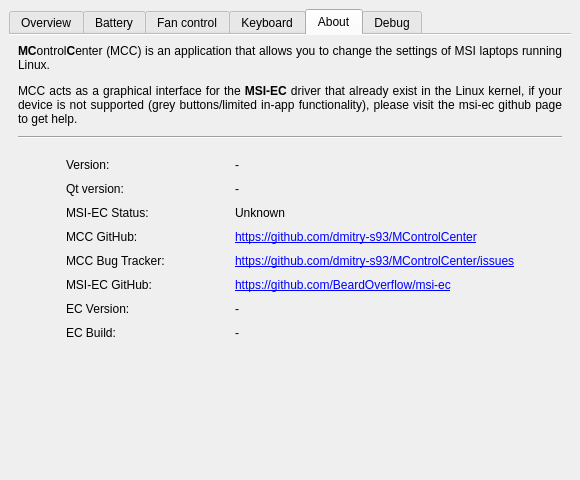
This is src/mainwindow.ui in Zeanon/MControlCenter as Qt 5 draws it before an edit. The edited form follows.
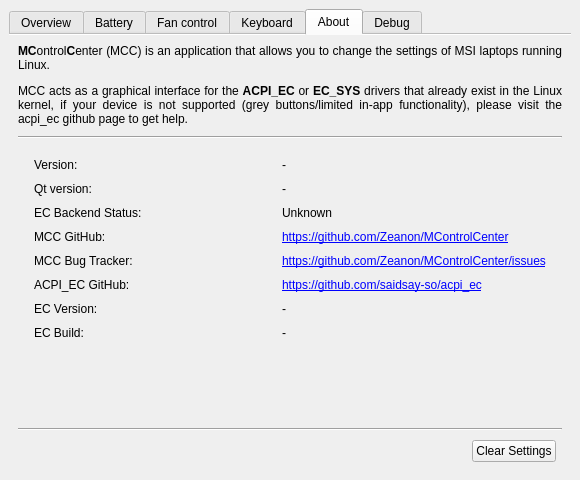
This is the edited form. The open tabs and pages were chosen to show the change. Icons and pictures are not drawn.

Commit message: remove msi-ec backend and add features

What changed in the file:
```diff
--- a/src/mainwindow.ui
+++ b/src/mainwindow.ui
@@ -1824,7 +1824,7 @@
         <item row="0" column="0" colspan="3">
          <widget class="QLabel" name="label_3">
           <property name="text">
-           <string>&lt;html&gt;&lt;head/&gt;&lt;body&gt;&lt;p&gt;&lt;span style=&quot; font-weight:700;&quot;&gt;MC&lt;/span&gt;ontrol&lt;span style=&quot; font-weight:700;&quot;&gt;C&lt;/span&gt;enter (MCC) is an application that allows you to change the settings of MSI laptops running Linux.&lt;/p&gt;&lt;p&gt;MCC acts as a graphical interface for the &lt;span style=&quot; font-weight:700;&quot;&gt;MSI-EC &lt;/span&gt;driver that already exist in the Linux kernel, if your device is not supported (grey buttons/limited in-app functionality), please visit the msi-ec github page to get help.&lt;/p&gt;&lt;/body&gt;&lt;/html&gt;</string>
+           <string>&lt;html&gt;&lt;head/&gt;&lt;body&gt;&lt;p&gt;&lt;span style=&quot; font-weight:700;&quot;&gt;MC&lt;/span&gt;ontrol&lt;span style=&quot; font-weight:700;&quot;&gt;C&lt;/span&gt;enter (MCC) is an application that allows you to change the settings of MSI laptops running Linux.&lt;/p&gt;&lt;p&gt;MCC acts as a graphical interface for the &lt;span style=&quot; font-weight:700;&quot;&gt;ACPI_EC &lt;/span&gt; or &lt;span style=&quot; font-weight:700;&quot;&gt;EC_SYS &lt;/span&gt;drivers that already exist in the Linux kernel, if your device is not supported (grey buttons/limited in-app functionality), please visit the acpi_ec github page to get help.&lt;/p&gt;&lt;/body&gt;&lt;/html&gt;</string>
           </property>
           <property name="alignment">
            <set>Qt::AlignmentFlag::AlignJustify|Qt::AlignmentFlag::AlignVCenter</set>
@@ -1892,16 +1892,16 @@
            </widget>
           </item>
           <item row="1" column="0">
-           <widget class="QLabel" name="label_13">
+           <widget class="QLabel" name="label_14">
             <property name="text">
              <string>Qt version:</string>
             </property>
            </widget>
           </item>
           <item row="5" column="0">
-           <widget class="QLabel" name="label_11">
+           <widget class="QLabel" name="label_12">
             <property name="text">
-             <string>MSI-EC GitHub:</string>
+             <string>ACPI_EC GitHub:</string>
             </property>
            </widget>
           </item>
@@ -1929,7 +1929,7 @@
           <item row="5" column="1">
            <widget class="QLabel" name="MsiEcGitHubLabel">
             <property name="text">
-             <string notr="true">&lt;a href=&quot;https://github.com/BeardOverflow/msi-ec&quot;&gt;https://github.com/BeardOverflow/msi-ec&lt;/a&gt;</string>
+             <string notr="true">&lt;a href=&quot;https://github.com/saidsay-so/acpi_ec&quot;&gt;https://github.com/saidsay-so/acpi_ec&lt;/a&gt;</string>
             </property>
             <property name="openExternalLinks">
              <bool>true</bool>
@@ -1942,7 +1942,7 @@
           <item row="4" column="1">
            <widget class="QLabel" name="bugTrackerValueLabel">
             <property name="text">
-             <string notr="true">&lt;a href=&quot;https://github.com/dmitry-s93/MControlCenter/issues&quot;&gt;https://github.com/dmitry-s93/MControlCenter/issues&lt;/a&gt;</string>
+             <string notr="true">&lt;a href=&quot;https://github.com/Zeanon/MControlCenter/issues&quot;&gt;https://github.com/Zeanon/MControlCenter/issues&lt;/a&gt;</string>
             </property>
             <property name="openExternalLinks">
              <bool>true</bool>
@@ -1962,7 +1962,7 @@
           <item row="3" column="1">
            <widget class="QLabel" name="gitHubValueLabel">
             <property name="text">
-             <string notr="true">&lt;a href=&quot;https://github.com/dmitry-s93/MControlCenter&quot;&gt;https://github.com/dmitry-s93/MControlCenter&lt;/a&gt;</string>
+             <string notr="true">&lt;a href=&quot;https://github.com/Zeanon/MControlCenter&quot;&gt;https://github.com/Zeanon/MControlCenter&lt;/a&gt;</string>
             </property>
             <property name="openExternalLinks">
              <bool>true</bool>
@@ -1980,9 +1980,9 @@
            </widget>
           </item>
           <item row="2" column="0">
-           <widget class="QLabel" name="label_12">
+           <widget class="QLabel" name="label_13">
             <property name="text">
-             <string>MSI-EC Status:</string>
+             <string>EC Backend Status:</string>
             </property>
            </widget>
           </item>
@@ -2015,6 +2015,45 @@
           </property>
          </spacer>
         </item>
+        <item row="4" column="0" colspan="3">
+         <widget class="Line" name="line_8">
+          <property name="minimumSize">
+           <size>
+            <width>0</width>
+            <height>10</height>
+           </size>
+          </property>
+          <property name="frameShadow">
+           <enum>QFrame::Shadow::Sunken</enum>
+          </property>
+          <property name="orientation">
+           <enum>Qt::Orientation::Horizontal</enum>
+          </property>
+         </widget>
+        </item>
+        <item row="6" column="1">
+         <layout class="QGridLayout" name="gridLayout_2">
+          <item row="0" column="0">
+           <spacer name="horizontalSpacer_7">
+            <property name="orientation">
+             <enum>Qt::Orientation::Horizontal</enum>
+            </property>
+            <property name="sizeHint" stdset="0">
+             <size>
+              <width>5000</width>
+             </size>
+            </property>
+           </spacer>
+          </item>
+          <item row="0" column="1">
+           <widget class="QPushButton" name="clearSettingsButton">
+            <property name="text">
+             <string>Clear Settings</string>
+            </property>
+           </widget>
+          </item>
+         </layout>
+        </item>
        </layout>
       </widget>
       <widget class="QWidget" name="debugTab">
```
Left out of the diff: 19 changed lines with no effect on the pictures. The commit also changes 55 other files.
